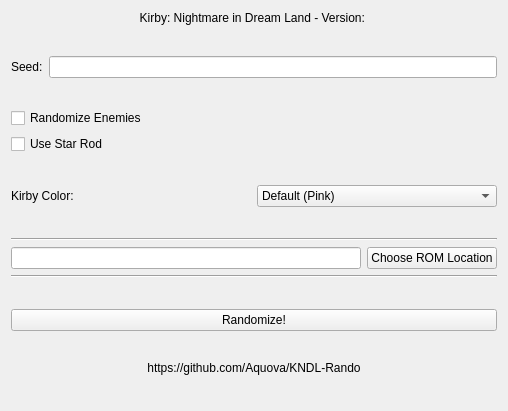
Before: the Qt Designer form src/mainwindow.ui in aquova/KNDL-Rando, drawn with Qt 5.
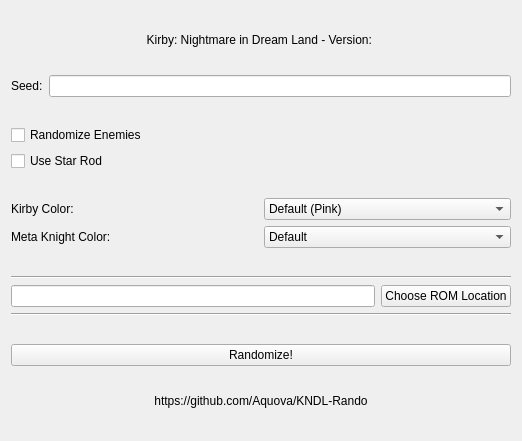
After: the same form once the commit is applied. Icons and pictures are not drawn.

Commit message: Changed UI, added Meta Knight color swaps

What changed in the file:
```diff
--- a/src/mainwindow.ui
+++ b/src/mainwindow.ui
@@ -6,8 +6,8 @@
    <rect>
     <x>0</x>
     <y>0</y>
-    <width>508</width>
-    <height>411</height>
+    <width>522</width>
+    <height>441</height>
    </rect>
   </property>
   <property name="windowTitle">
@@ -15,33 +15,7 @@
   </property>
   <widget class="QWidget" name="centralWidget">
    <layout class="QGridLayout" name="gridLayout">
-    <item row="16" column="0">
-     <spacer name="verticalSpacer_6">
-      <property name="orientation">
-       <enum>Qt::Vertical</enum>
-      </property>
-      <property name="sizeHint" stdset="0">
-       <size>
-        <width>20</width>
-        <height>40</height>
-       </size>
-      </property>
-     </spacer>
-    </item>
-    <item row="8" column="0">
-     <spacer name="verticalSpacer_4">
-      <property name="orientation">
-       <enum>Qt::Vertical</enum>
-      </property>
-      <property name="sizeHint" stdset="0">
-       <size>
-        <width>20</width>
-        <height>40</height>
-       </size>
-      </property>
-     </spacer>
-    </item>
-    <item row="3" column="0">
+    <item row="4" column="0">
      <spacer name="verticalSpacer_2">
       <property name="orientation">
        <enum>Qt::Vertical</enum>
@@ -54,15 +28,8 @@
       </property>
      </spacer>
     </item>
-    <item row="5" column="0">
-     <widget class="QCheckBox" name="starRodCheck">
-      <property name="text">
-       <string>Use Star Rod</string>
-      </property>
-     </widget>
-    </item>
-    <item row="6" column="0">
-     <spacer name="verticalSpacer_3">
+    <item row="16" column="0">
+     <spacer name="verticalSpacer_7">
       <property name="orientation">
        <enum>Qt::Vertical</enum>
       </property>
@@ -74,17 +41,7 @@
       </property>
      </spacer>
     </item>
-    <item row="15" column="0">
-     <widget class="QLabel" name="urlLabel">
-      <property name="text">
-       <string>https://github.com/Aquova/KNDL-Rando</string>
-      </property>
-      <property name="alignment">
-       <set>Qt::AlignCenter</set>
-      </property>
-     </widget>
-    </item>
-    <item row="1" column="0">
+    <item row="2" column="0">
      <spacer name="verticalSpacer">
       <property name="orientation">
        <enum>Qt::Vertical</enum>
@@ -97,58 +54,71 @@
       </property>
      </spacer>
     </item>
-    <item row="4" column="0">
-     <widget class="QCheckBox" name="enemyCheck">
-      <property name="text">
-       <string>Randomize Enemies</string>
-      </property>
-     </widget>
-    </item>
-    <item row="14" column="0">
-     <spacer name="verticalSpacer_5">
-      <property name="orientation">
-       <enum>Qt::Vertical</enum>
-      </property>
-      <property name="sizeHint" stdset="0">
-       <size>
-        <width>20</width>
-        <height>40</height>
-       </size>
-      </property>
-     </spacer>
-    </item>
     <item row="0" column="0">
-     <widget class="QLabel" name="title">
-      <property name="text">
-       <string>Kirby: Nightmare in Dream Land - Version: </string>
+     <spacer name="verticalSpacer_9">
+      <property name="orientation">
+       <enum>Qt::Vertical</enum>
       </property>
-      <property name="alignment">
-       <set>Qt::AlignCenter</set>
+      <property name="sizeHint" stdset="0">
+       <size>
+        <width>20</width>
+        <height>40</height>
+       </size>
       </property>
-     </widget>
+     </spacer>
     </item>
-    <item row="13" column="0">
+    <item row="14" column="0">
+     <spacer name="verticalSpacer_6">
+      <property name="orientation">
+       <enum>Qt::Vertical</enum>
+      </property>
+      <property name="sizeHint" stdset="0">
+       <size>
+        <width>20</width>
+        <height>40</height>
+       </size>
+      </property>
+     </spacer>
+    </item>
+    <item row="15" column="0">
      <widget class="QPushButton" name="randomizeButton">
       <property name="text">
        <string>Randomize!</string>
       </property>
      </widget>
     </item>
-    <item row="9" column="0">
-     <widget class="Line" name="line">
-      <property name="orientation">
-       <enum>Qt::Horizontal</enum>
+    <item row="6" column="0">
+     <widget class="QCheckBox" name="starRodCheck">
+      <property name="text">
+       <string>Use Star Rod</string>
       </property>
      </widget>
     </item>
-    <item row="11" column="0">
+    <item row="13" column="0">
      <widget class="Line" name="line_2">
       <property name="orientation">
        <enum>Qt::Horizontal</enum>
       </property>
      </widget>
     </item>
-    <item row="10" column="0">
+    <item row="11" column="0">
+     <widget class="Line" name="line">
+      <property name="orientation">
+       <enum>Qt::Horizontal</enum>
+      </property>
+     </widget>
+    </item>
+    <item row="17" column="0">
+     <widget class="QLabel" name="urlLabel">
+      <property name="text">
+       <string>https://github.com/Aquova/KNDL-Rando</string>
+      </property>
+      <property name="alignment">
+       <set>Qt::AlignCenter</set>
+      </property>
+     </widget>
+    </item>
+    <item row="12" column="0">
      <layout class="QHBoxLayout" name="horizontalLayout_2">
       <item>
        <widget class="QLineEdit" name="romDisplay">
@@ -166,7 +136,50 @@
       </item>
      </layout>
     </item>
-    <item row="7" column="0">
+    <item row="1" column="0">
+     <widget class="QLabel" name="title">
+      <property name="text">
+       <string>Kirby: Nightmare in Dream Land - Version: </string>
+      </property>
+      <property name="alignment">
+       <set>Qt::AlignCenter</set>
+      </property>
+     </widget>
+    </item>
+    <item row="18" column="0">
+     <spacer name="verticalSpacer_8">
+      <property name="orientation">
+       <enum>Qt::Vertical</enum>
+      </property>
+      <property name="sizeHint" stdset="0">
+       <size>
+        <width>20</width>
+        <height>40</height>
+       </size>
+      </property>
+     </spacer>
+    </item>
+    <item row="5" column="0">
+     <widget class="QCheckBox" name="enemyCheck">
+      <property name="text">
+       <string>Randomize Enemies</string>
+      </property>
+     </widget>
+    </item>
+    <item row="10" column="0">
+     <spacer name="verticalSpacer_5">
+      <property name="orientation">
+       <enum>Qt::Vertical</enum>
+      </property>
+      <property name="sizeHint" stdset="0">
+       <size>
+        <width>20</width>
+        <height>40</height>
+       </size>
+      </property>
+     </spacer>
+    </item>
+    <item row="8" column="0">
      <layout class="QHBoxLayout" name="horizontalLayout_3">
       <item>
        <widget class="QLabel" name="label_2">
@@ -377,7 +390,7 @@
       </item>
      </layout>
     </item>
-    <item row="2" column="0">
+    <item row="3" column="0">
      <layout class="QHBoxLayout" name="horizontalLayout">
       <item>
        <widget class="QLabel" name="seedLabel">
@@ -391,8 +404,8 @@
       </item>
      </layout>
     </item>
-    <item row="12" column="0">
-     <spacer name="verticalSpacer_7">
+    <item row="7" column="0">
+     <spacer name="verticalSpacer_3">
       <property name="orientation">
        <enum>Qt::Vertical</enum>
       </property>
@@ -404,6 +417,31 @@
       </property>
      </spacer>
     </item>
+    <item row="9" column="0">
+     <layout class="QHBoxLayout" name="horizontalLayout_4">
+      <item>
+       <widget class="QLabel" name="MKcolorLabel">
+        <property name="text">
+         <string>Meta Knight Color:</string>
+        </property>
+       </widget>
+      </item>
+      <item>
+       <widget class="QComboBox" name="MKcomboBox">
+        <item>
+         <property name="text">
+          <string>Default</string>
+         </property>
+        </item>
+        <item>
+         <property name="text">
+          <string>Kirby</string>
+         </property>
+        </item>
+       </widget>
+      </item>
+     </layout>
+    </item>
    </layout>
   </widget>
  </widget>
```
Left out of the diff: 4 changed lines with no effect on the pictures. The commit also changes 7 other files.
